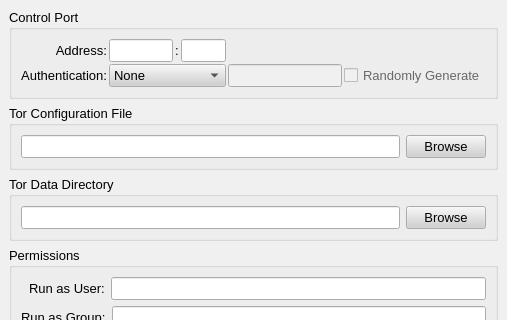
Before: the Qt Designer form src/gui/config/advancedpage.ui in a-ilin/vidalia, drawn with Qt 5; both pictures show x 0 to 507 and y 0 to 320 of the 507 by 543 pixel window.
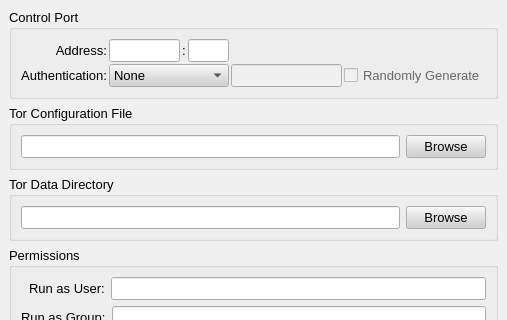
After: the same form once the commit is applied.

Commit message:
r2040@adrastea:  edmanm | 2007-08-22 23:43:35 -0400  Try to give the control port address box 10 more pixels (or whatever units this  is in).
svn:r1859

Diff of the .ui file:
```diff
--- a/src/gui/config/advancedpage.ui
+++ b/src/gui/config/advancedpage.ui
@@ -622,7 +622,7 @@
            <widget class="QLineEdit" name="lineControlAddress" >
             <property name="maximumSize" >
              <size>
-              <width>75</width>
+              <width>85</width>
               <height>16777215</height>
              </size>
             </property>
```
